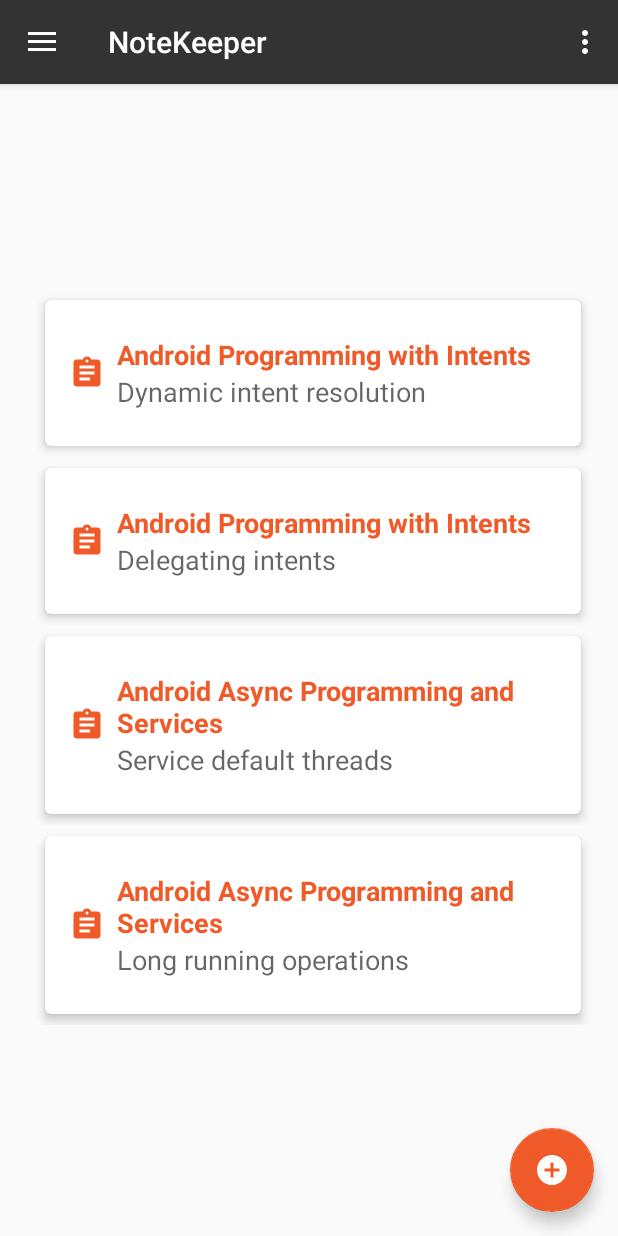
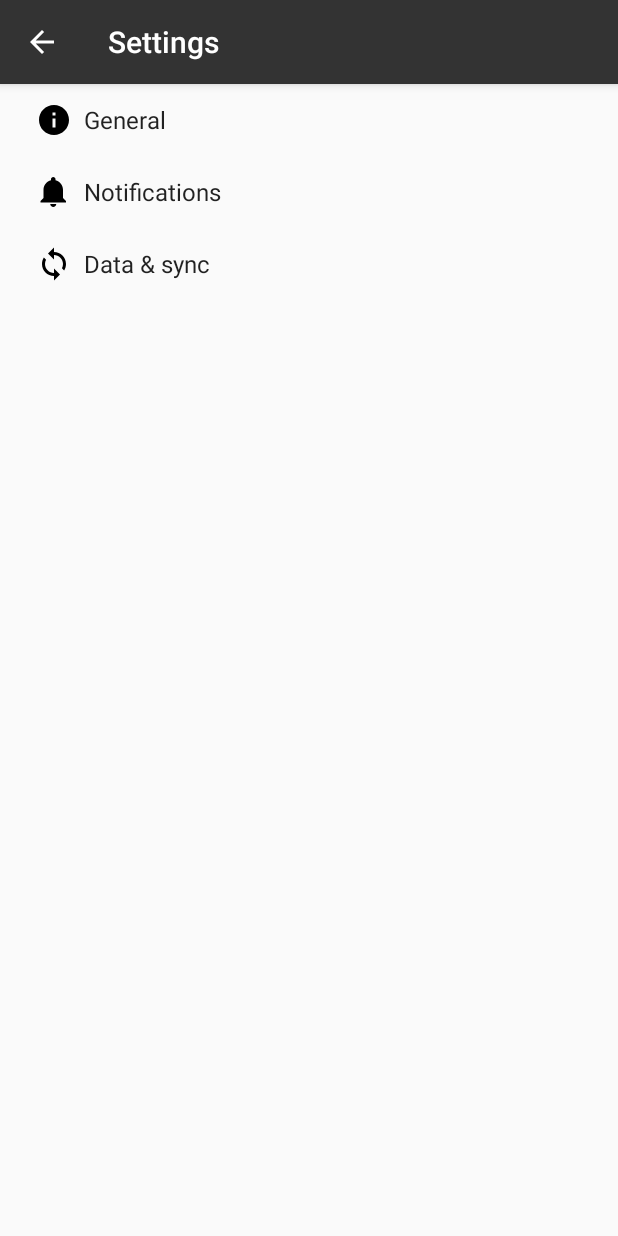
Before and after one commit to Kingsbu/NoteKeeper_source, an Android app: the screen it shows after launch (MainActivity before the commit, SettingsActivity after it), in the options menu, after a tap on "Settings", on a phone screen of 412 x 824 dp. Run offline under Robolectric (Android 15) with nearby library versions, the phone set to English and light mode, and no system bars.

```diff
--- /dev/null
+++ b/app/src/main/java/com/jwhh/jim/notekeeper/AppCompatPreferenceActivity.java
@@ -0,0 +1,109 @@
+package com.jwhh.jim.notekeeper;
+
+import android.content.res.Configuration;
+import android.os.Bundle;
+import android.preference.PreferenceActivity;
+import android.support.annotation.LayoutRes;
+import android.support.annotation.Nullable;
+import android.support.v7.app.ActionBar;
+import android.support.v7.app.AppCompatDelegate;
+import android.support.v7.widget.Toolbar;
+import android.view.MenuInflater;
+import android.view.View;
+import android.view.ViewGroup;
+
+/**
+ * A {@link android.preference.PreferenceActivity} which implements and proxies the necessary calls
+ * to be used with AppCompat.
+ */
+public abstract class AppCompatPreferenceActivity extends PreferenceActivity {
+
+    private AppCompatDelegate mDelegate;
+
+    @Override
+    protected void onCreate(Bundle savedInstanceState) {
+        getDelegate().installViewFactory();
+        getDelegate().onCreate(savedInstanceState);
+        super.onCreate(savedInstanceState);
+    }
+
+    @Override
+    protected void onPostCreate(Bundle savedInstanceState) {
+        super.onPostCreate(savedInstanceState);
+        getDelegate().onPostCreate(savedInstanceState);
+    }
+
+    public ActionBar getSupportActionBar() {
+        return getDelegate().getSupportActionBar();
+    }
+
+    public void setSupportActionBar(@Nullable Toolbar toolbar) {
+        getDelegate().setSupportActionBar(toolbar);
+    }
+
+    @Override
+    public MenuInflater getMenuInflater() {
+        return getDelegate().getMenuInflater();
+    }
+
+    @Override
+    public void setContentView(@LayoutRes int layoutResID) {
+        getDelegate().setContentView(layoutResID);
+    }
+
+    @Override
+    public void setContentView(View view) {
+        getDelegate().setContentView(view);
+    }
+
+    @Override
+    public void setContentView(View view, ViewGroup.LayoutParams params) {
+        getDelegate().setContentView(view, params);
+    }
+
+    @Override
+    public void addContentView(View view, ViewGroup.LayoutParams params) {
+        getDelegate().addContentView(view, params);
+    }
+
+    @Override
+    protected void onPostResume() {
+        super.onPostResume();
+        getDelegate().onPostResume();
+    }
+
+    @Override
+    protected void onTitleChanged(CharSequence title, int color) {
+        super.onTitleChanged(title, color);
+        getDelegate().setTitle(title);
+    }
+
+    @Override
+    public void onConfigurationChanged(Configuration newConfig) {
+        super.onConfigurationChanged(newConfig);
+        getDelegate().onConfigurationChanged(newConfig);
+    }
+
+    @Override
+    protected void onStop() {
+        super.onStop();
+        getDelegate().onStop();
+    }
+
+    @Override
+    protected void onDestroy() {
+        super.onDestroy();
+        getDelegate().onDestroy();
+    }
+
+    public void invalidateOptionsMenu() {
+        getDelegate().invalidateOptionsMenu();
+    }
+
+    private AppCompatDelegate getDelegate() {
+        if (mDelegate == null) {
+            mDelegate = AppCompatDelegate.create(this, null);
+        }
+        return mDelegate;
+    }
+}
--- a/app/src/main/java/com/jwhh/jim/notekeeper/MainActivity.java
+++ b/app/src/main/java/com/jwhh/jim/notekeeper/MainActivity.java
@@ -1,7 +1,9 @@
 package com.jwhh.jim.notekeeper;
 
 import android.content.Intent;
+import android.content.SharedPreferences;
 import android.os.Bundle;
+import android.preference.PreferenceManager;
 import android.support.design.widget.FloatingActionButton;
 import android.support.design.widget.Snackbar;
 import android.support.v7.widget.GridLayoutManager;
@@ -16,6 +18,7 @@ import android.support.v7.app.AppCompatActivity;
 import android.support.v7.widget.Toolbar;
 import android.view.Menu;
 import android.view.MenuItem;
+import android.widget.TextView;
 
 import java.util.List;
 
@@ -42,6 +45,10 @@ public class MainActivity extends AppCompatActivity
             }
         });
 
+        PreferenceManager.setDefaultValues(this, R.xml.pref_general, false);
+        PreferenceManager.setDefaultValues(this, R.xml.pref_notification, false);
+        PreferenceManager.setDefaultValues(this, R.xml.pref_data_sync, false);
+
         DrawerLayout drawer = (DrawerLayout) findViewById(R.id.drawer_layout);
         ActionBarDrawerToggle toggle = new ActionBarDrawerToggle(
                 this, drawer, toolbar, R.string.navigation_drawer_open, R.string.navigation_drawer_close);
@@ -59,6 +66,21 @@ public class MainActivity extends AppCompatActivity
         super.onResume();
         //mAdapterNotes.notifyDataSetChanged();
         mNoteRecyclerAdapter.notifyDataSetChanged();
+        updateNavHeader();
+    }
+
+    private void updateNavHeader() {
+        NavigationView navigationView = (NavigationView) findViewById(R.id.nav_view);
+        View headerView = navigationView.getHeaderView(0);
+        TextView textUserName = (TextView)headerView.findViewById(R.id.text_user_name);
+        TextView textEmailAddress = (TextView) headerView.findViewById(R.id.text_email_address);
+
+        SharedPreferences pref = PreferenceManager.getDefaultSharedPreferences(this);
+        String userName = pref.getString("user_display_name", "");
+        String emailAddress = pref.getString("user_email_address","");
+
+        textUserName.setText(userName);
+        textEmailAddress.setText(emailAddress);
     }
 
     private void initializeDisplayContent() {
@@ -123,6 +145,7 @@ public class MainActivity extends AppCompatActivity
 
         //noinspection SimplifiableIfStatement
         if (id == R.id.action_settings) {
+            startActivity(new Intent(this, SettingsActivity.class));
             return true;
         }
 
@@ -141,7 +164,9 @@ public class MainActivity extends AppCompatActivity
         } else if (id == R.id.nav_courses) {
             displayCourses();
         } else if (id == R.id.nav_share) {
-            handleSelection(R.string.nav_share_message);
+            //handleSelection(R.string.nav_share_message);
+            handleShare();
+
         } else if (id == R.id.nav_send) {
             handleSelection(R.string.nav_send_message);
         }
@@ -151,6 +176,12 @@ public class MainActivity extends AppCompatActivity
         return true;
     }
 
+    private void handleShare() {
+        View view = findViewById(R.id.list_items);
+        Snackbar.make(view, "Share to -" + PreferenceManager.getDefaultSharedPreferences(this).getString("user_favourite_social",""),
+                Snackbar.LENGTH_LONG).show();
+    }
+
     private void handleSelection(int message_id) {
         View view = findViewById(R.id.list_items);
         Snackbar.make(view, message_id, Snackbar.LENGTH_LONG).show();
--- /dev/null
+++ b/app/src/main/res/drawable/ic_info_black_24dp.xml
@@ -0,0 +1,9 @@
+<vector xmlns:android="http://schemas.android.com/apk/res/android"
+    android:width="24dp"
+    android:height="24dp"
+    android:viewportWidth="24.0"
+    android:viewportHeight="24.0">
+    <path
+        android:fillColor="#FF000000"
+        android:pathData="M12,2C6.48,2 2,6.48 2,12s4.48,10 10,10 10,-4.48 10,-10S17.52,2 12,2zm1,15h-2v-6h2v6zm0,-8h-2V7h2v2z" />
+</vector>
--- /dev/null
+++ b/app/src/main/res/drawable/ic_notifications_black_24dp.xml
@@ -0,0 +1,9 @@
+<vector xmlns:android="http://schemas.android.com/apk/res/android"
+    android:width="24dp"
+    android:height="24dp"
+    android:viewportWidth="24.0"
+    android:viewportHeight="24.0">
+    <path
+        android:fillColor="#FF000000"
+        android:pathData="M11.5,22c1.1,0 2,-0.9 2,-2h-4c0,1.1 0.9,2 2,2zm6.5,-6v-5.5c0,-3.07 -2.13,-5.64 -5,-6.32V3.5c0,-0.83 -0.67,-1.5 -1.5,-1.5S10,2.67 10,3.5v0.68c-2.87,0.68 -5,3.25 -5,6.32V16l-2,2v1h17v-1l-2,-2z" />
+</vector>
--- /dev/null
+++ b/app/src/main/res/drawable/ic_sync_black_24dp.xml
@@ -0,0 +1,9 @@
+<vector xmlns:android="http://schemas.android.com/apk/res/android"
+    android:width="24dp"
+    android:height="24dp"
+    android:viewportWidth="24.0"
+    android:viewportHeight="24.0">
+    <path
+        android:fillColor="#FF000000"
+        android:pathData="M12 4V1L8 5l4 4V6c3.31 0 6 2.69 6 6 0 1.01,-.25 1.97,-.7 2.8l1.46 1.46C19.54 15.03 20 13.57 20 12c0,-4.42,-3.58,-8,-8,-8zm0 14c-3.31 0,-6,-2.69,-6,-6 0,-1.01.25,-1.97.7,-2.8L5.24 7.74C4.46 8.97 4 10.43 4 12c0 4.42 3.58 8 8 8v3l4,-4,-4,-4v3z" />
+</vector>
--- a/app/src/main/res/layout/nav_header_main.xml
+++ b/app/src/main/res/layout/nav_header_main.xml
@@ -21,6 +21,7 @@
         app:srcCompat="@mipmap/ic_launcher" />
 
     <TextView
+        android:id="@+id/text_user_name"
         android:layout_width="match_parent"
         android:layout_height="wrap_content"
         android:paddingTop="@dimen/nav_header_vertical_spacing"
@@ -28,7 +29,7 @@
         android:textAppearance="@style/TextAppearance.AppCompat.Body1" />
 
     <TextView
-        android:id="@+id/textView"
+        android:id="@+id/text_email_address"
         android:layout_width="wrap_content"
         android:layout_height="wrap_content"
         android:text="@string/nav_header_subtitle" />
--- a/app/src/main/res/values/strings.xml
+++ b/app/src/main/res/values/strings.xml
@@ -12,4 +12,95 @@
     <string name="note_text_hint">Note text</string>
     <string name="nav_share_message">Don\'t you think you\'ve shared enough</string>
     <string name="nav_send_message">Send</string>
+    <string name="title_activity_settings">Settings</string>
+
+    <!-- Strings related to Settings -->
+
+    <!-- Example General settings -->
+    <string name="pref_header_general">General</string>
+
+    <string name="pref_title_social_recommendations">Enable social recommendations</string>
+    <string name="pref_description_social_recommendations">Recommendations for people to contact
+        based on your message history
+    </string>
+
+    <string name="pref_title_display_name">Display name</string>
+    <string name="pref_default_display_name">Your name</string>
+
+    <string name="pref_title_add_friends_to_messages">Add friends to messages</string>
+    <string-array name="pref_example_list_titles">
+        <item>Always</item>
+        <item>When possible</item>
+        <item>Never</item>
+    </string-array>
+    <string-array name="pref_example_list_values">
+        <item>1</item>
+        <item>0</item>
+        <item>-1</item>
+    </string-array>
+
+    <!-- Example settings for Data & Sync -->
+    <string name="pref_header_data_sync">Data &amp; sync</string>
+
+    <string name="pref_title_sync_frequency">Sync frequency</string>
+    <string-array name="pref_sync_frequency_titles">
+        <item>15 minutes</item>
+        <item>30 minutes</item>
+        <item>1 hour</item>
+        <item>3 hours</item>
+        <item>6 hours</item>
+        <item>Never</item>
+    </string-array>
+    <string-array name="pref_sync_frequency_values">
+        <item>15</item>
+        <item>30</item>
+        <item>60</item>
+        <item>180</item>
+        <item>360</item>
+        <item>-1</item>
+    </string-array>
+
+    <string-array name="list_preference_entries">
+        <item>Entry 1</item>
+        <item>Entry 2</item>
+        <item>Entry 3</item>
+    </string-array>
+
+    <string-array name="list_preference_entry_values">
+        <item>1</item>
+        <item>2</item>
+        <item>3</item>
+    </string-array>
+
+    <string-array name="multi_select_list_preference_default_value" />
+
+    <string name="pref_title_system_sync_settings">System sync settings</string>
+
+    <!-- Example settings for Notifications -->
+    <string name="pref_header_notifications">Notifications</string>
+
+    <string name="pref_title_new_message_notifications">New message notifications</string>
+
+    <string name="pref_title_ringtone">Ringtone</string>
+    <string name="pref_ringtone_silent">Silent</string>
+
+    <string name="pref_title_vibrate">Vibrate</string>
+    <string name="title_email_address">Email address</string>
+    <string name="pref_default_address">yourname@yourhost.com</string>
+    <string name="title_favourite_social">Favourite social network</string>
+    <string-array name="pref_entries_favourite_social">
+        <item>Google+</item>
+        <item>Facebook</item>
+        <item>Twitter</item>
+    </string-array>
+
+    <string-array name="pref_values_favourite_social">
+        <item>http://plus.google.com</item>
+        <item>http://facebook.com</item>
+        <item>http://twitter.com</item>
+    </string-array>
+
+    <string name="pref_default_favourite_social">http://plus.google.com</string>
+
+
 </resources>
--- /dev/null
+++ b/app/src/main/res/xml/pref_data_sync.xml
@@ -0,0 +1,21 @@
+<PreferenceScreen xmlns:android="http://schemas.android.com/apk/res/android">
+
+    <!-- NOTE: Hide buttons to simplify the UI. Users can touch outside the dialog to
+         dismiss it. -->
+    <!-- NOTE: ListPreference's summary should be set to its value by the activity code. -->
+    <ListPreference
+        android:defaultValue="180"
+        android:entries="@array/pref_sync_frequency_titles"
+        android:entryValues="@array/pref_sync_frequency_values"
+        android:key="sync_frequency"
+        android:negativeButtonText="@null"
+        android:positiveButtonText="@null"
+        android:title="@string/pref_title_sync_frequency" />
+
+    <!-- This preference simply launches an intent when selected. Use this UI sparingly, per
+         design guidelines. -->
+    <Preference android:title="@string/pref_title_system_sync_settings">
+        <intent android:action="android.settings.SYNC_SETTINGS" />
+    </Preference>
+
+</PreferenceScreen>
--- /dev/null
+++ b/app/src/main/res/xml/pref_general.xml
@@ -0,0 +1,34 @@
+<PreferenceScreen xmlns:android="http://schemas.android.com/apk/res/android">
+
+    <!-- NOTE: EditTextPreference accepts EditText attributes. -->
+    <!-- NOTE: EditTextPreference's summary should be set to its value by the activity code. -->
+    <EditTextPreference
+        android:capitalize="words"
+        android:defaultValue="@string/pref_default_display_name"
+        android:inputType="textCapWords"
+        android:key="user_display_name"
+        android:maxLines="1"
+        android:selectAllOnFocus="true"
+        android:singleLine="true"
+        android:title="@string/pref_title_display_name" />
+
+    <!-- NOTE: Hide buttons to simplify the UI. Users can touch outside the dialog to
+         dismiss it. -->
+    <!-- NOTE: ListPreference's summary should be set to its value by the activity code. -->
+    <EditTextPreference
+        android:defaultValue="@string/pref_default_address"
+        android:inputType="textEmailAddress"
+        android:key="user_email_address"
+        android:selectAllOnFocus="true"
+        android:singleLine="true"
+        android:title="@string/title_email_address" />
+    <ListPreference
+        android:defaultValue="@string/pref_default_favourite_social"
+        android:entries="@array/pref_entries_favourite_social"
+        android:entryValues="@array/pref_values_favourite_social"
+        android:key="user_favourite_title"
+        android:negativeButtonText="@null"
+        android:positiveButtonText="@null"
+        android:title="@string/title_favourite_social" />
+
+</PreferenceScreen>
--- /dev/null
+++ b/app/src/main/res/xml/pref_headers.xml
@@ -0,0 +1,20 @@
+<preference-headers xmlns:android="http://schemas.android.com/apk/res/android">
+
+    <!-- These settings headers are only used on tablets. -->
+
+    <header
+        android:fragment="com.jwhh.jim.notekeeper.SettingsActivity$GeneralPreferenceFragment"
+        android:icon="@drawable/ic_info_black_24dp"
+        android:title="@string/pref_header_general" />
+
+    <header
+        android:fragment="com.jwhh.jim.notekeeper.SettingsActivity$NotificationPreferenceFragment"
+        android:icon="@drawable/ic_notifications_black_24dp"
+        android:title="@string/pref_header_notifications" />
+
+    <header
+        android:fragment="com.jwhh.jim.notekeeper.SettingsActivity$DataSyncPreferenceFragment"
+        android:icon="@drawable/ic_sync_black_24dp"
+        android:title="@string/pref_header_data_sync" />
+
+</preference-headers>
--- /dev/null
+++ b/app/src/main/res/xml/pref_notification.xml
@@ -0,0 +1,27 @@
+<PreferenceScreen xmlns:android="http://schemas.android.com/apk/res/android">
+
+    <!-- A 'parent' preference, which enables/disables child preferences (below)
+         when checked/unchecked. -->
+    <SwitchPreference
+        android:defaultValue="true"
+        android:key="notifications_new_message"
+        android:title="@string/pref_title_new_message_notifications" />
+
+    <!-- Allows the user to choose a ringtone in the 'notification' category. -->
+    <!-- NOTE: This preference will be enabled only when the checkbox above is checked. -->
+    <!-- NOTE: RingtonePreference's summary should be set to its value by the activity code. -->
+    <RingtonePreference
+        android:defaultValue="content://settings/system/notification_sound"
+        android:dependency="notifications_new_message"
+        android:key="notifications_new_message_ringtone"
+        android:ringtoneType="notification"
+        android:title="@string/pref_title_ringtone" />
+
+    <!-- NOTE: This preference will be enabled only when the checkbox above is checked. -->
+    <SwitchPreference
+        android:defaultValue="true"
+        android:dependency="notifications_new_message"
+        android:key="notifications_new_message_vibrate"
+        android:title="@string/pref_title_vibrate" />
+
+</PreferenceScreen>
```
Also changed, not shown: app/src/main/AndroidManifest.xml (+10 -4 lines), app/src/main/java/com/jwhh/jim/notekeeper/SettingsActivity.java (added, +268 -0 lines).
